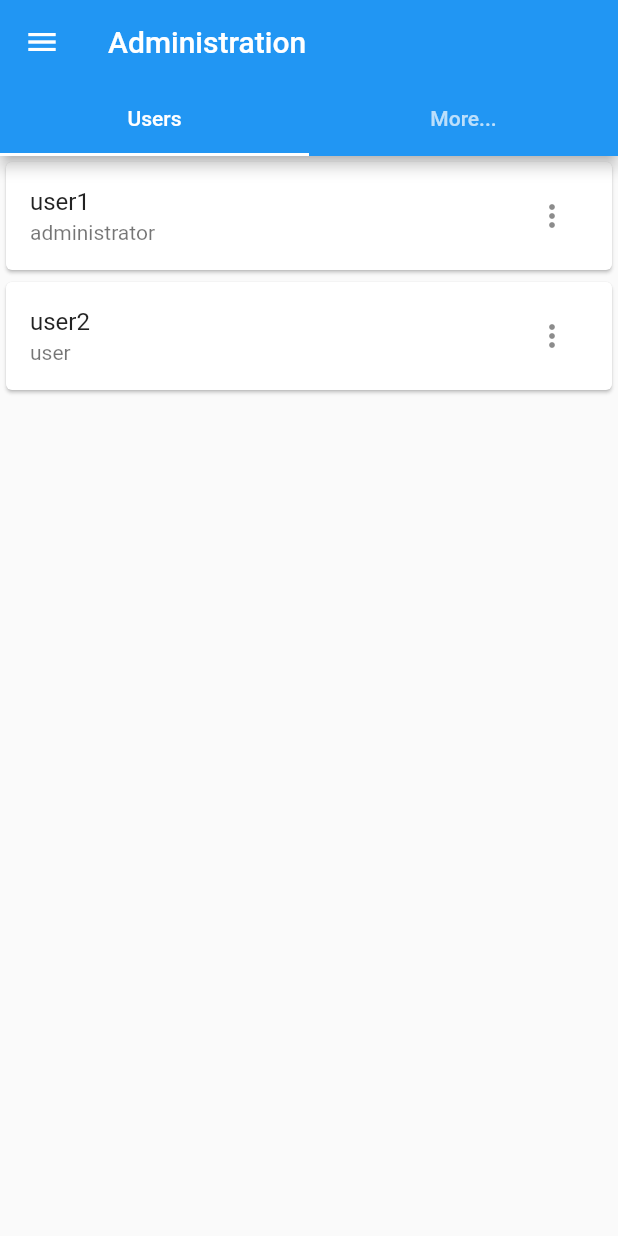
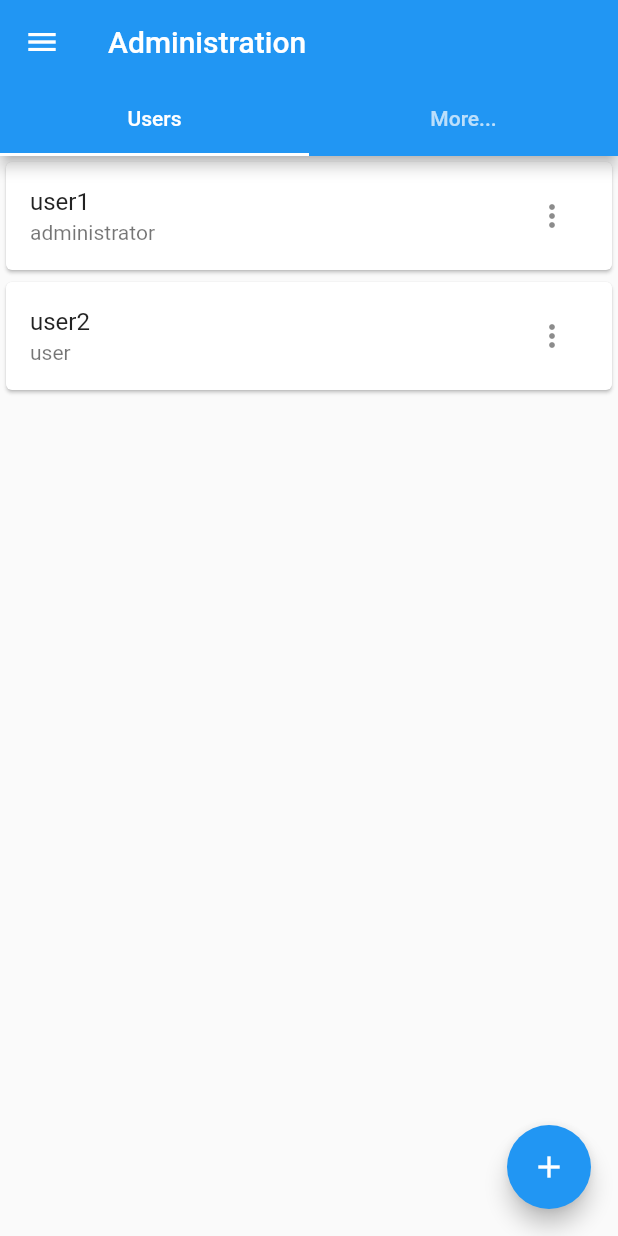
Before and after one commit to crupest/Timeline-Flutter, a Flutter app: the AdministrationPage screen opened by its route, on a phone screen of 412 x 824 dp. Run offline on Flutter 3.47's test engine with Material 2 defaults, Android fonts, the light colour scheme and no system bars; our stand-ins replace rxdart.

Commit message:
Add floating action bar on user admin page.

```diff
--- a/lib/user_admin.dart
+++ b/lib/user_admin.dart
@@ -57,7 +57,9 @@ class _UserAdminPageState extends State<UserAdminPage> {
   @override
   Widget build(BuildContext context) {
     if (_users == null) return LinearProgressIndicator();
-    return ListView.builder(
+    return Stack(
+      children: <Widget>[
+        ListView.builder(
           itemCount: _users.length,
           itemBuilder: (context, index) {
             final user = _users[index];
@@ -103,8 +105,10 @@ class _UserAdminPageState extends State<UserAdminPage> {
                           builder: (context) => _ChangePermissionDialog(
                               username: user.username,
                               isAdmin: !user.isAdmin,
-                          changePermissionFunction: (username, isAdmin) async {
-                            await _service.changePermission(username, isAdmin);
+                              changePermissionFunction:
+                                  (username, isAdmin) async {
+                                await _service.changePermission(
+                                    username, isAdmin);
                                 setState(() {
                                   user.isAdmin = isAdmin;
                                 });
@@ -132,6 +136,16 @@ class _UserAdminPageState extends State<UserAdminPage> {
               ),
             );
           },
+        ),
+        Container(
+          alignment: Alignment.bottomRight,
+          margin: EdgeInsets.all(18),
+          child: FloatingActionButton(
+            child: Icon(Icons.add),
+            onPressed: () {},
+          ),
+        ),
+      ],
     );
   }
 }
```
Lines whose indentation alone changed are shown as unchanged.
